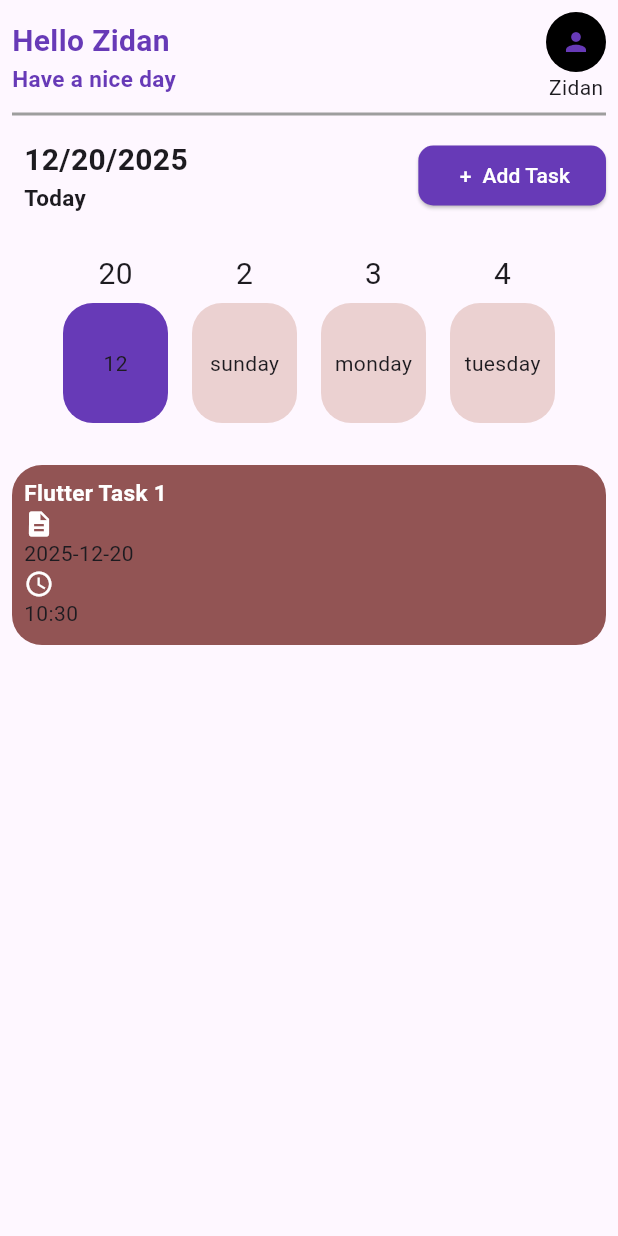
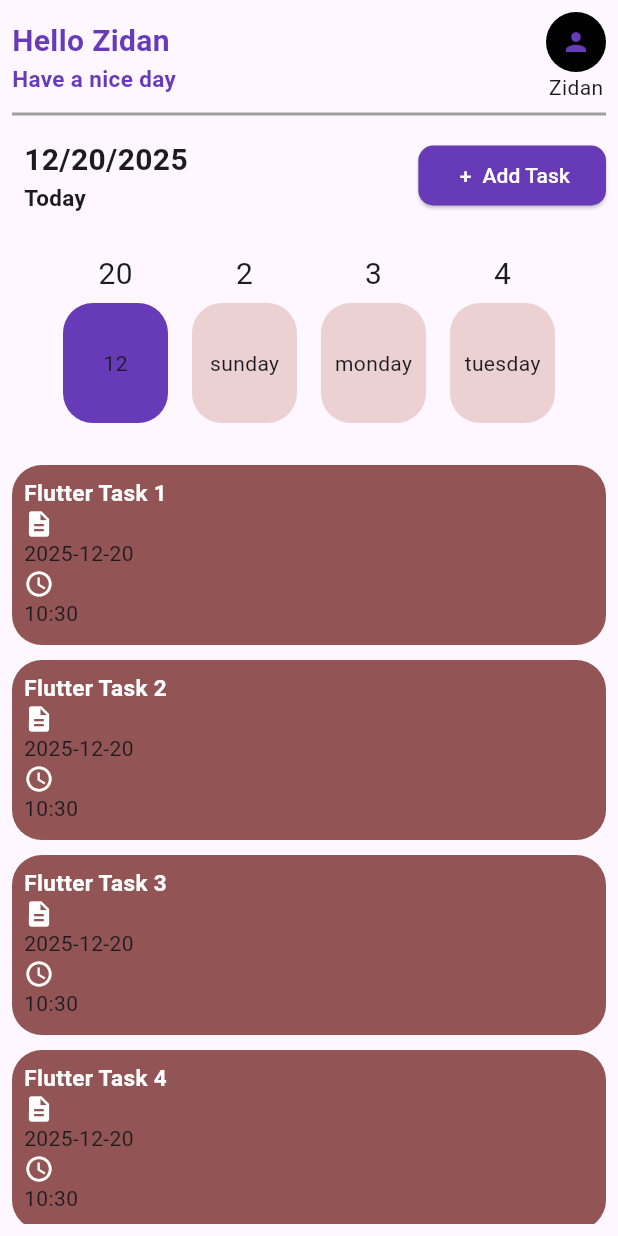
Before and after one commit to muhamedxzidan/Taskaty_App, a Flutter app: the TasksScreen screen opened directly, on a phone screen of 412 x 824 dp. Run offline on Flutter 3.47's test engine with Material 3 defaults, Android fonts, the phone set to English and light mode, and no system bars; our stand-ins replace image_picker, lottie; project files that could hold a hidden picture were left out.

Commit message:
finsh home screen

```diff
--- a/lib/screens/tasks_screen.dart
+++ b/lib/screens/tasks_screen.dart
@@ -178,6 +178,28 @@ class _TasksScreenState extends State<TasksScreen> {
                       date: "2025-12-20",
                       description: "Flutter Task 1",
                     ),
+                    const SizedBox(height: 10),
+                    TaskContener(
+                      title: "Flutter Task 2",
+                      time: "${now.hour.toString()}:${now.minute.toString()}",
+                      date: "2025-12-20",
+                      description: "Flutter Task 2",
+                    ),
+                    const SizedBox(height: 10),
+                    TaskContener(
+                      title: "Flutter Task 3",
+                      time: "${now.hour.toString()}:${now.minute.toString()}",
+                      date: "2025-12-20",
+                      description: "Flutter Task 3",
+                    ),
+                    const SizedBox(height: 10),
+                    TaskContener(
+                      title: "Flutter Task 4",
+                      time: "${now.hour.toString()}:${now.minute.toString()}",
+                      date: "2025-12-20",
+                      description: "Flutter Task 4",
+                    ),
+                    const SizedBox(height: 10),
                   ],
                 ),
               ),
```
